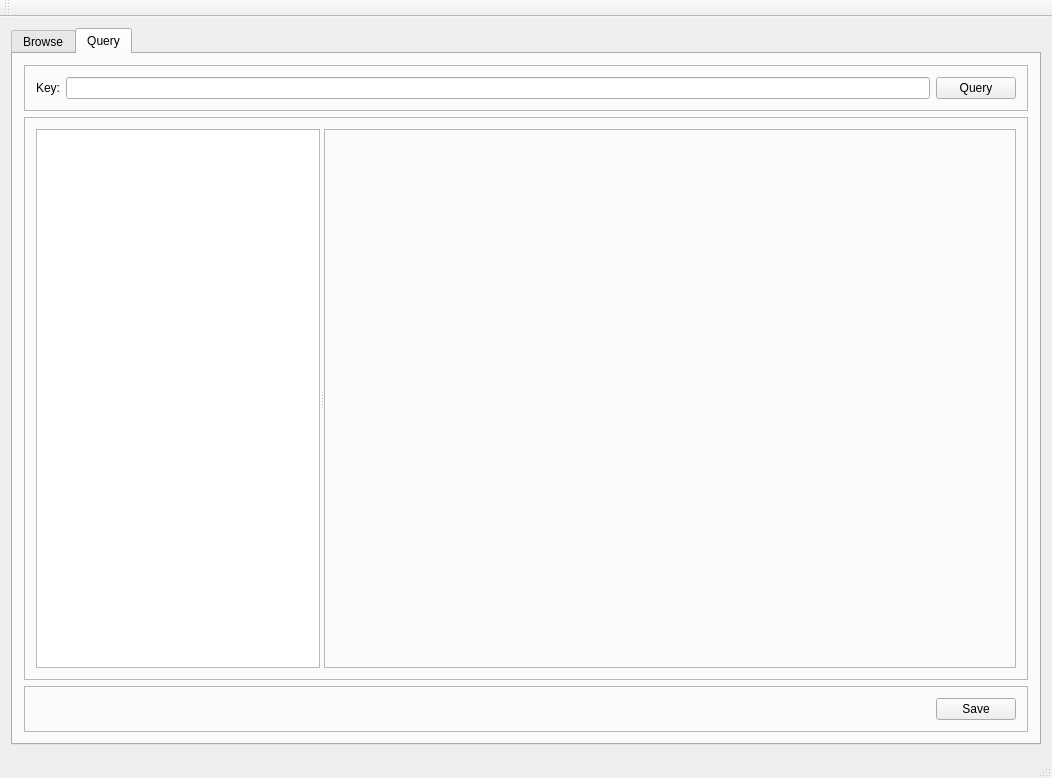
This is ui/ui.ui in mandiant/flare-wmi as Qt 5 draws it before an edit. The edited form follows.
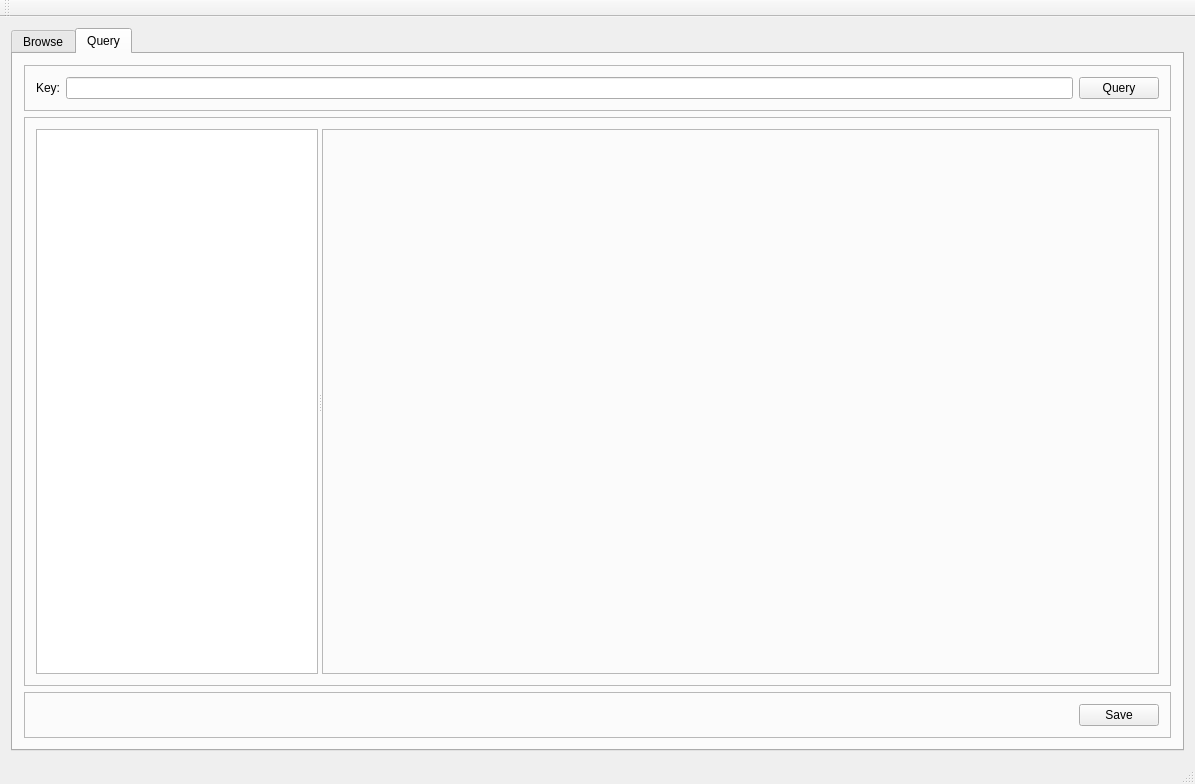
This is the edited form. The open tabs and pages were chosen to show the change.

Commit message: ui: hexview pretty much works. has highlighting feature, though there are some bugs/artifacts.

Diff of the .ui file:
```diff
--- a/ui/ui.ui
+++ b/ui/ui.ui
@@ -6,8 +6,8 @@
    <rect>
     <x>0</x>
     <y>0</y>
-    <width>1046</width>
-    <height>778</height>
+    <width>1195</width>
+    <height>784</height>
    </rect>
   </property>
   <property name="windowTitle">
@@ -111,9 +111,15 @@
              </property>
              <widget class="QListView" name="queryResultsList"/>
              <widget class="QFrame" name="queryResultsHexViewFrame">
+              <property name="sizePolicy">
+               <sizepolicy hsizetype="Minimum" vsizetype="Preferred">
+                <horstretch>0</horstretch>
+                <verstretch>0</verstretch>
+               </sizepolicy>
+              </property>
               <property name="minimumSize">
                <size>
-                <width>625</width>
+                <width>760</width>
                 <height>0</height>
                </size>
               </property>
```
Left out of the diff: 4 changed lines with no effect on the pictures. The commit also changes 3 other files.
